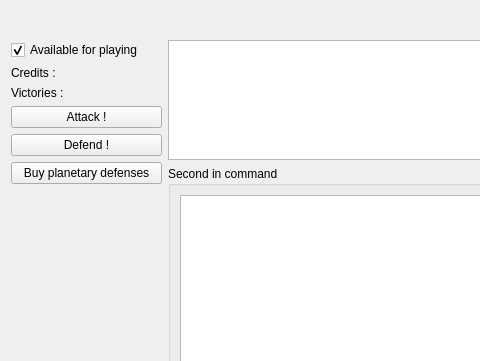
Before: the Qt Designer form src/_res/galacticwar/infopanel.ui in FAForever/client, drawn with Qt 5; both pictures show x 0 to 480 and y 0 to 361 of the 821 by 627 pixel window.
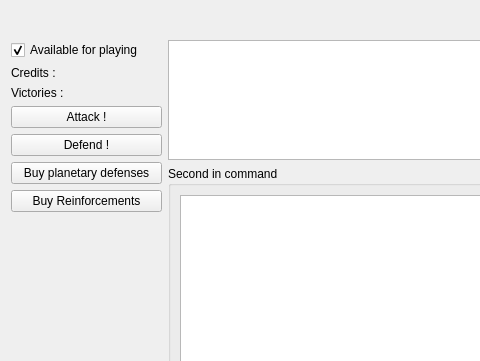
After: the same form once the commit is applied.

Commit message: Reinforcement interface.

The edit to the form file:
```diff
--- a/src/_res/galacticwar/infopanel.ui
+++ b/src/_res/galacticwar/infopanel.ui
@@ -181,6 +181,13 @@
        </property>
       </widget>
      </item>
+     <item>
+      <widget class="QPushButton" name="reinforcementButton">
+       <property name="text">
+        <string>Buy Reinforcements</string>
+       </property>
+      </widget>
+     </item>
      <item>
       <spacer name="verticalSpacer">
        <property name="orientation">
```
The commit also changes 16 other files.
